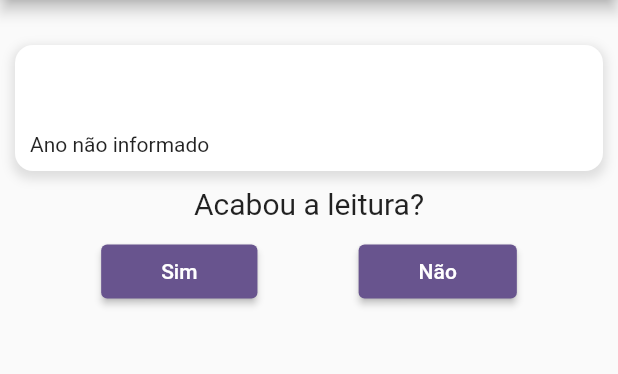
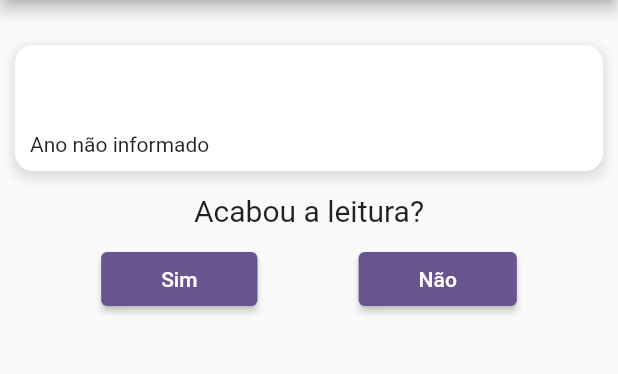
Before and after one commit to GuinterZaffalon/readingtracker, a Flutter app: the Register screen opened directly with empty values, on a phone screen of 412 x 824 dp, the part 84-458 px from its top. Run offline on Flutter 3.47's test engine with Material 3 defaults, Android fonts, the phone set to English and light mode, and no system bars; our stand-ins replace flutter_rating_bar, sqflite; accounts and stored records are empty.

Commit message:
update readme e espaçamento

```diff
--- a/lib/src/screens/register.dart
+++ b/lib/src/screens/register.dart
@@ -194,7 +194,7 @@ class _RegisterState extends State<Register> {
                         ),
                       ),
                     ),
-          const SizedBox(height: 10),
+          const SizedBox(height: 15),
           const Text("Acabou a leitura?", style: TextStyle(fontSize: 20)),
           const SizedBox(height: 10),
           Row(
@@ -233,11 +233,11 @@ class _RegisterState extends State<Register> {
                   : (isReading!
                       ? const Text("Ainda estou lendo")
                       : Column(children: [
-                          const SizedBox(height: 10),
+                          const SizedBox(height: 15),
                           Text("Quando terminou a leitura?",
                               style: TextStyle(fontSize: 20)),
                           Padding(
-                              padding: EdgeInsets.fromLTRB(40, 10, 40, 10),
+                              padding: EdgeInsets.fromLTRB(40, 10, 40, 15),
                               child: TextField(
                                 controller: dateController,
                                 onTap: () {
@@ -279,7 +279,7 @@ class _RegisterState extends State<Register> {
                               });
                             },
                           ),
-                          const SizedBox(height: 10),
+                          const SizedBox(height: 15),
                           Text("Gostaria de deixar alguma anotação?",
                               style: TextStyle(fontSize: 20)),
                           const SizedBox(height: 10),
```
Also changed, not shown: 1 other file.
